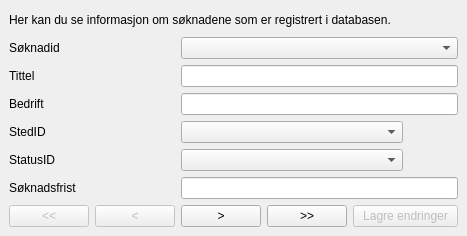
Qt form src/QT/jobber/jobber/viewjobs.ui (andersbo87/sources) before a commit.
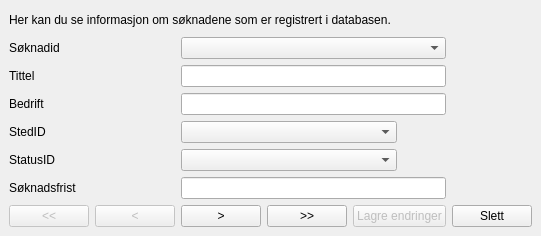
The same form after that commit.

What changed in the file:
```diff
--- a/src/QT/jobber/jobber/viewjobs.ui
+++ b/src/QT/jobber/jobber/viewjobs.ui
@@ -146,6 +146,13 @@
       </property>
      </widget>
     </item>
+    <item row="7" column="6">
+     <widget class="QPushButton" name="btnDelete">
+      <property name="text">
+       <string>Slett</string>
+      </property>
+     </widget>
+    </item>
    </layout>
   </widget>
  </widget>
```
